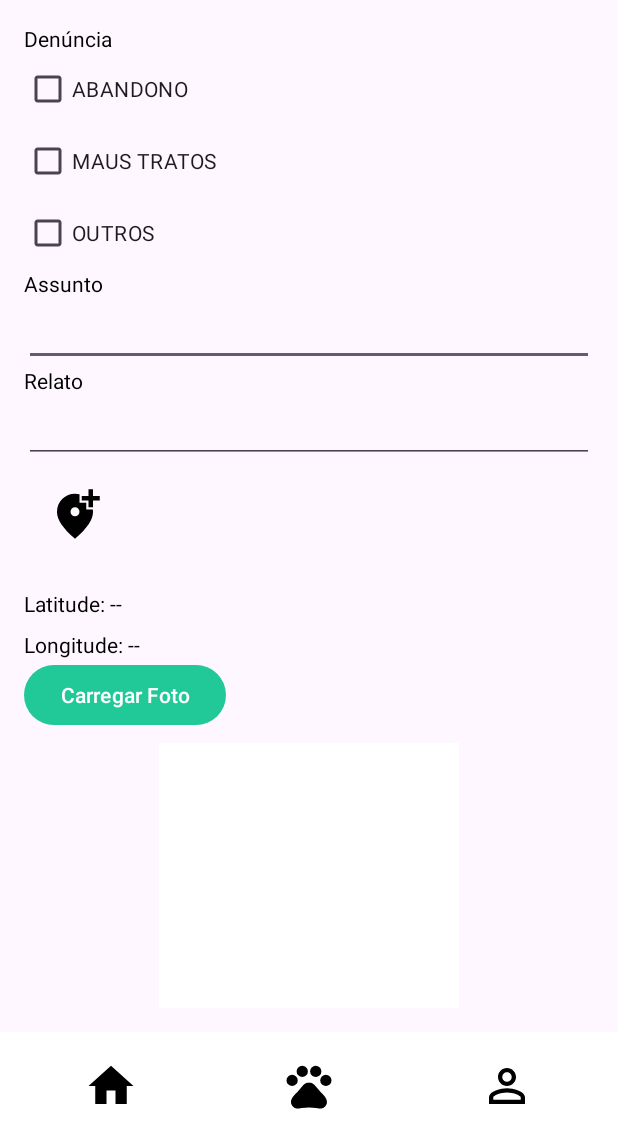
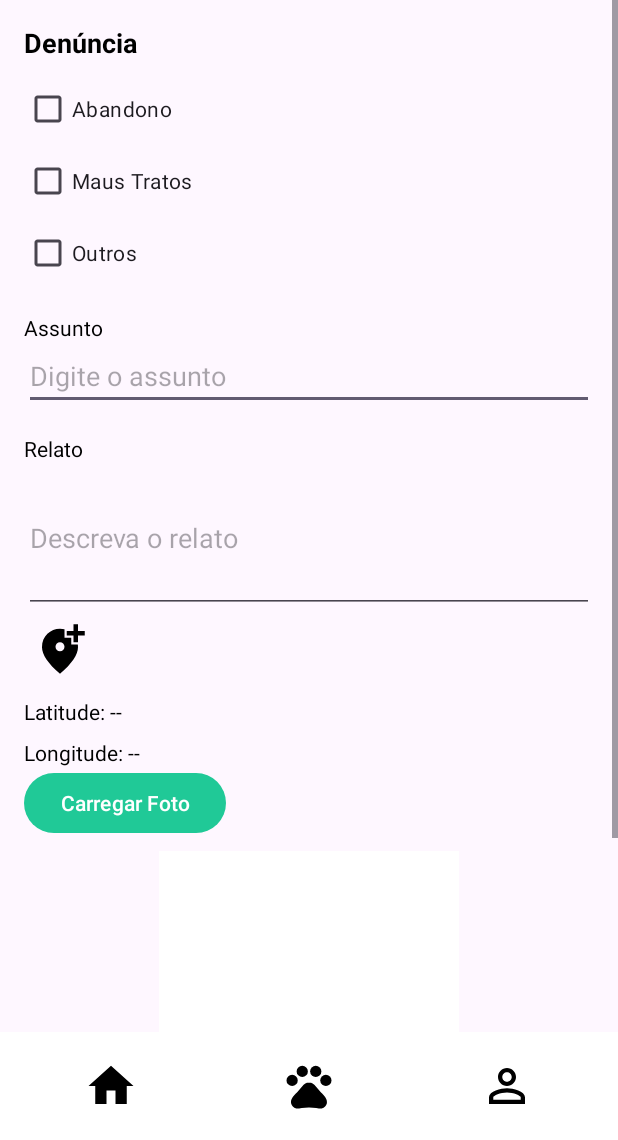
Before and after one commit to thiagocds01/AppSalvaPets, an Android app: the DenunciaActivity screen opened directly, with no data from a screen before it, on a phone screen of 412 x 824 dp, the part 96-1236 px from its top. Run offline under Robolectric (Android 15) with nearby library versions, the phone set to English and light mode, and no system bars.

Commit message:
Botões da DenunciaActivity

```diff
--- a/app/src/main/java/com/example/appsalvapets/DenunciaActivity.java
+++ b/app/src/main/java/com/example/appsalvapets/DenunciaActivity.java
@@ -1,6 +1,7 @@
 package com.example.appsalvapets;
 
 import android.Manifest;
+import android.annotation.SuppressLint;
 import android.content.Context;
 import android.content.Intent;
 import android.content.pm.PackageManager;
@@ -10,7 +11,6 @@ import android.net.Uri;
 import android.os.Bundle;
 import android.provider.MediaStore;
 import android.util.Base64;
-import android.util.Log;
 import android.view.View;
 import android.widget.Button;
 import android.widget.CheckBox;
@@ -57,7 +57,7 @@ public class DenunciaActivity extends AppCompatActivity implements View.OnClickL
     private ImageView imageViewFoto;
     private CheckBox checkBoxAbandono, checkBoxMausTratos, checkBoxOutros;
     private Button btnEnviarDenuncia, btnCarregarFoto;
-    ImageButton btnObterLocalizacao;
+    ImageButton btnObterLocalizacao, btnVoltar, btnLogin, btnPet;
     private Retrofit retrofit;
     private ServiceDenuncia service;
     private Context context;
@@ -66,6 +66,7 @@ public class DenunciaActivity extends AppCompatActivity implements View.OnClickL
 
 
 
+    @SuppressLint({"WrongViewCast", "MissingInflatedId"})
     @Override
     protected void onCreate(Bundle savedInstanceState) {
         super.onCreate(savedInstanceState);
@@ -93,6 +94,13 @@ public class DenunciaActivity extends AppCompatActivity implements View.OnClickL
         btnEnviarDenuncia.setOnClickListener(this);
         btnObterLocalizacao.setOnClickListener(this);
         btnCarregarFoto.setOnClickListener(this);
+        btnVoltar = findViewById(R.id.btnVoltar);
+        btnLogin = findViewById(R.id.btnLogin);
+
+
+        btnVoltar.setOnClickListener(this);
+        btnLogin.setOnClickListener(this);
+
 
 
         retrofit = new Retrofit.Builder()
@@ -116,6 +124,13 @@ public class DenunciaActivity extends AppCompatActivity implements View.OnClickL
         } else if (v == btnCarregarFoto) {
             abrirGaleria();
         }
+        else if (v == btnVoltar) {
+            MainActivity.startMainActivity(this);
+        }
+        else if (v == btnLogin) {
+            LoginActivity.startLoginActivity(this);
+        }
+
     }
 
     private void abrirGaleria() {
--- a/app/src/main/java/com/example/appsalvapets/MainActivity.java
+++ b/app/src/main/java/com/example/appsalvapets/MainActivity.java
@@ -1,6 +1,8 @@
 package com.example.appsalvapets;
 
 import android.annotation.SuppressLint;
+import android.content.Context;
+import android.content.Intent;
 import android.os.Bundle;
 import android.view.View;
 import android.widget.Button;
@@ -27,6 +29,12 @@ public class MainActivity extends AppCompatActivity implements View.OnClickListe
 
     private RecyclerView recyclerView;
     private Retrofit retrofit;
+
+    public static void startMainActivity(Context context) {
+        Intent intent = new Intent(context, MainActivity.class);
+        context.startActivity(intent);
+    }
+
 
     @SuppressLint("MissingInflatedId")
     @Override
--- /dev/null
+++ b/app/src/main/res/drawable/baseline_voltar_home.xml
@@ -0,0 +1,5 @@
+<vector xmlns:android="http://schemas.android.com/apk/res/android" android:height="36dp" android:tint="#000000" android:viewportHeight="24" android:viewportWidth="24" android:width="36dp">
+
+    <path android:fillColor="@android:color/white" android:pathData="M10,20v-6h4v6h5v-8h3L12,3 2,12h3v8z"/>
+
+</vector>
--- a/app/src/main/res/layout/activity_denuncia.xml
+++ b/app/src/main/res/layout/activity_denuncia.xml
@@ -8,6 +8,7 @@
     android:layout_height="match_parent"
     tools:context=".DenunciaActivity">
 
+    <!-- Toolbar fixa no topo -->
     <androidx.appcompat.widget.Toolbar
         android:id="@+id/toolbar"
         android:layout_width="match_parent"
@@ -15,85 +16,95 @@
         android:background="?attr/colorPrimary"
         android:theme="@style/ThemeOverlay.AppCompat.Dark.ActionBar"
         android:elevation="4dp"
-        app:title="Salva Pets"/>
+        app:title="Salva Pets"
+        app:layout_constraintTop_toTopOf="parent"
+        app:layout_constraintStart_toStartOf="parent"
+        app:layout_constraintEnd_toEndOf="parent" />
 
-    <LinearLayout
+
+    <ScrollView
         android:layout_width="0dp"
         android:layout_height="0dp"
-        android:orientation="vertical"
-        android:padding="16dp"
         app:layout_constraintTop_toBottomOf="@id/toolbar"
         app:layout_constraintBottom_toTopOf="@id/buttonContainer"
         app:layout_constraintStart_toStartOf="parent"
         app:layout_constraintEnd_toEndOf="parent">
 
+        <LinearLayout
+            android:layout_width="match_parent"
+            android:layout_height="wrap_content"
+            android:orientation="vertical"
+            android:padding="16dp">
+
             <TextView
                 android:id="@+id/textView9"
                 android:layout_width="match_parent"
                 android:layout_height="wrap_content"
-            android:text="Denúncia" />
+                android:text="Denúncia"
+                android:textStyle="bold"
+                android:textSize="18sp"
+                android:paddingBottom="8dp" />
 
             <CheckBox
                 android:id="@+id/checkBoxAbandono"
                 android:layout_width="match_parent"
                 android:layout_height="wrap_content"
-            android:text="ABANDONO" />
+                android:text="Abandono" />
 
             <CheckBox
                 android:id="@+id/checkBoxMausTratos"
                 android:layout_width="match_parent"
                 android:layout_height="wrap_content"
-            android:text="MAUS TRATOS" />
+                android:text="Maus Tratos" />
 
             <CheckBox
                 android:id="@+id/checkBoxOutros"
                 android:layout_width="match_parent"
                 android:layout_height="wrap_content"
-            android:text="OUTROS" />
+                android:text="Outros" />
 
             <TextView
                 android:id="@+id/textView10"
                 android:layout_width="match_parent"
                 android:layout_height="wrap_content"
-            android:text="Assunto" />
+                android:text="Assunto"
+                android:paddingTop="16dp" />
 
             <EditText
                 android:id="@+id/editTextTextAssuntoDenuncia"
                 android:layout_width="match_parent"
                 android:layout_height="wrap_content"
-            android:ems="10"
-            android:inputType="text" />
+                android:hint="Digite o assunto" />
 
             <TextView
                 android:id="@+id/textView11"
                 android:layout_width="match_parent"
                 android:layout_height="wrap_content"
-            android:text="Relato" />
+                android:text="Relato"
+                android:paddingTop="16dp" />
 
             <EditText
                 android:id="@+id/editTextRelatoDenuncia"
                 android:layout_width="match_parent"
                 android:layout_height="wrap_content"
-            android:ems="10"
-            android:inputType="text" />
+                android:hint="Descreva o relato"
+                android:minHeight="100dp" />
 
             <ImageButton
                 android:id="@+id/btnObterLocalizacao"
-            android:layout_width="wrap_content"
-            android:layout_height="wrap_content"
+                android:layout_width="48dp"
+                android:layout_height="48dp"
                 android:src="@drawable/baseline_add_localizacao"
                 android:background="?attr/selectableItemBackgroundBorderless"
                 android:contentDescription="@string/add_localizacao"
-            android:padding="8dp"
-            android:layout_margin="8dp" />
-
+                android:padding="8dp" />
 
             <TextView
                 android:id="@+id/TextViewLatitude"
                 android:layout_width="wrap_content"
                 android:layout_height="wrap_content"
                 android:text="Latitude: --"
-            android:layout_marginTop="16dp" />
+                android:layout_marginTop="8dp" />
 
             <TextView
                 android:id="@+id/TextViewLongitude"
@@ -121,29 +132,32 @@
                 android:id="@+id/btnEnviarDenuncia"
                 android:layout_width="match_parent"
                 android:layout_height="wrap_content"
-            android:text="ENVIAR DENUNCIA" />
+                android:text="ENVIAR DENÚNCIA"
+                android:layout_marginTop="16dp" />
         </LinearLayout>
+    </ScrollView>
 
+    <!-- Barra Inferior fixa -->
     <LinearLayout
         android:id="@+id/buttonContainer"
         android:layout_width="match_parent"
         android:layout_height="wrap_content"
         android:orientation="horizontal"
         android:padding="8dp"
+        android:background="@color/white"
         app:layout_constraintBottom_toBottomOf="parent"
-        android:background="@color/white">
+        app:layout_constraintStart_toStartOf="parent"
+        app:layout_constraintEnd_toEndOf="parent">
 
         <ImageButton
-            android:id="@+id/btnAtualizar"
+            android:id="@+id/btnVoltar"
             android:layout_width="0dp"
             android:layout_height="wrap_content"
             android:layout_weight="1"
-            android:src="@drawable/baseline_main_atualizar"
+            android:src="@drawable/baseline_voltar_home"
             android:background="?attr/selectableItemBackgroundBorderless"
             android:contentDescription="@string/main_atualizar"
             android:padding="10dp" />
-
-
 
         <ImageButton
             android:id="@+id/btnPet"
--- /dev/null
+++ b/app/src/main/res/xml/voltar_home.xml
@@ -0,0 +1,15 @@
+<com.google.android.material.button.MaterialButton android:id="@+id/btnLogin"
+    android:layout_width="wrap_content"
+    android:layout_height="wrap_content"
+    android:backgroundTint="@color/white"
+    android:gravity="center"
+    android:padding="16dp"
+    android:layout_margin="8dp"
+    app:icon="@drawable/baseline_voltar_home"
+    app:iconGravity="top"
+    app:iconSize="48dp"
+    android:text="Login"
+    android:textColor="@color/black"
+    android:textSize="14sp"
+    xmlns:android="http://schemas.android.com/apk/res/android"
+    xmlns:app="http://schemas.android.com/apk/res-auto" />
```
Lines whose indentation alone changed are shown as unchanged.
